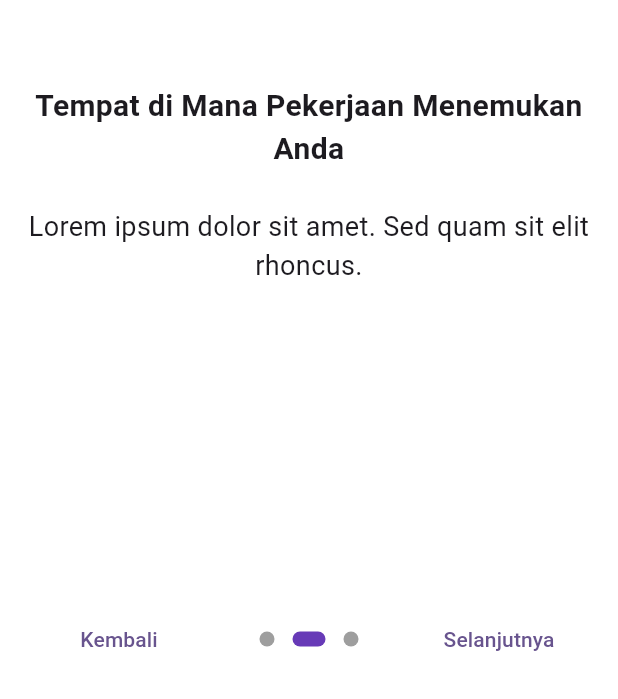
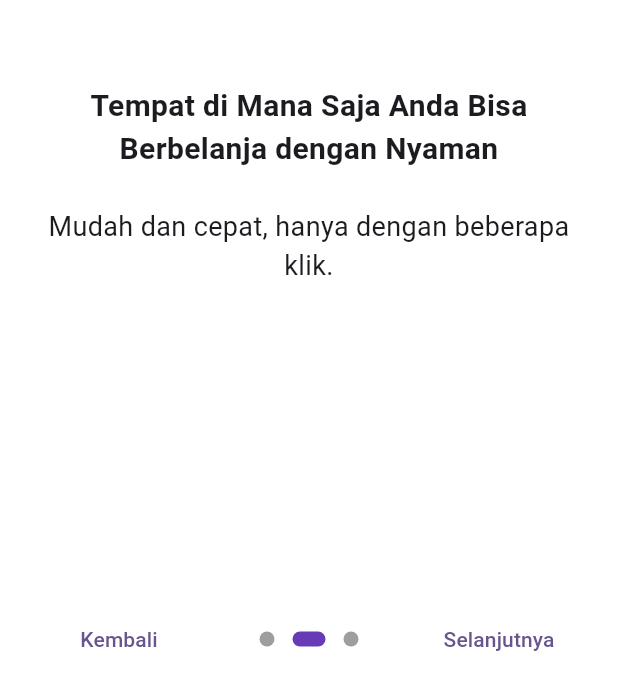
Before and after one commit to windysab/ecommerce_shopping_ui, a Flutter app: the screen it shows after launch, on a phone screen of 412 x 824 dp, the part 537-1236 px from its top. Run offline on Flutter 3.47's test engine with Material 2 defaults, Android fonts, the light colour scheme and no system bars; drawn by our look-alikes of introduction_screen; our stand-ins replace animated_bottom_navigation_bar, awesome_dialog, badges, bloc, carousel_slider, dartz and 4 more; generated files the repository leaves out were written again; statements that could not run were skipped.

Commit message:
up format

```diff
--- a/lib/pages/profil_acuant.dart
+++ b/lib/pages/profil_acuant.dart
@@ -105,8 +105,7 @@ class _ProfilAcuantState extends State<ProfilAcuant> {
               //   ),
               // ),
               // const SizedBox(height: 5),
-              SingleChildScrollView(
-                child: Column(children: [
+              Column(children: [
                 BlocBuilder<ListOrderBloc, ListOrderState>(
                     builder: (context, state) {
                   return state.maybeWhen(
@@ -173,7 +172,6 @@ class _ProfilAcuantState extends State<ProfilAcuant> {
                   );
                 })
               ]),
-              ),
             ],
           )),
     );
--- a/lib/screens/onboarding_screen.dart
+++ b/lib/screens/onboarding_screen.dart
@@ -64,8 +64,8 @@ class _OnboardingScreenState extends State<OnboardingScreen> {
       globalBackgroundColor: Colors.white,
       pages: [
         PageViewModel(
-          title: "Menggunakan Profesional atau Freelancer",
-          body: "Lorem ipsum dolor sit amet. Sed quam sit elit rhoncus.",
+          title: "Belanja Online Lebih Mudah",
+          body: "Electro menyediakan berbagai macam produk elektronik.",
           image: Image.asset(
             "assets/images/splash1.png",
             width: 180.0,
@@ -75,8 +75,8 @@ class _OnboardingScreenState extends State<OnboardingScreen> {
           decoration: pageDecoration,
         ),
         PageViewModel(
-          title: "Tempat di Mana Pekerjaan Menemukan Anda",
-          body: "Lorem ipsum dolor sit amet. Sed quam sit elit rhoncus.",
+          title: "Tempat di Mana Saja Anda Bisa Berbelanja dengan Nyaman",
+          body: "Mudah dan cepat, hanya dengan beberapa klik.",
           image: Image.asset(
             "assets/images/splash2.png",
             width: 180.0,
@@ -85,8 +85,10 @@ class _OnboardingScreenState extends State<OnboardingScreen> {
           ),
         ),
         PageViewModel(
-          title: "Mari Memulai Karier Anda Bersama Kami!",
-          body: "Lorem ipsum dolor sit amet. Sed quam sit elit rhoncus.",
+          title: "Mari Memulai Belanja Online",
+
+          body:
+              "Dapatkan berbagai macam produk elektronik dengan harga terbaik.",
           image: Image.asset(
             "assets/images/splash3.png",
             width: 180.0,
--- a/pubspec.yaml
+++ b/pubspec.yaml
@@ -39,6 +39,7 @@ dependencies:
   flutter_bloc: ^8.1.3
   freezed_annotation: ^2.4.1
   http: ^1.1.0
+  intl: ^0.18.1
   introduction_screen: ^3.1.11
   json_annotation: ^4.8.1
   shared_preferences: ^2.2.1
```
Also changed, not shown: lib/presentation/cart/cart_page.dart (+21 -4 lines), lib/presentation/checkout/checkout_buy.dart (+25 -3 lines), lib/presentation/detail_product/detail_product_page.dart (+11 -1 lines), lib/presentation/home/widgets/list_product_widget.dart (+7 -1 lines), pubspec.lock. Lines whose indentation alone changed are shown as unchanged.
